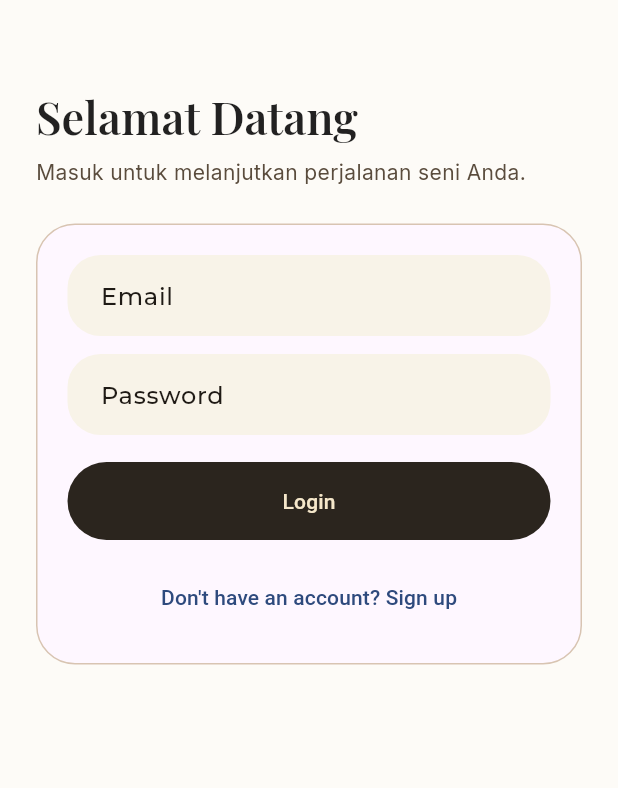
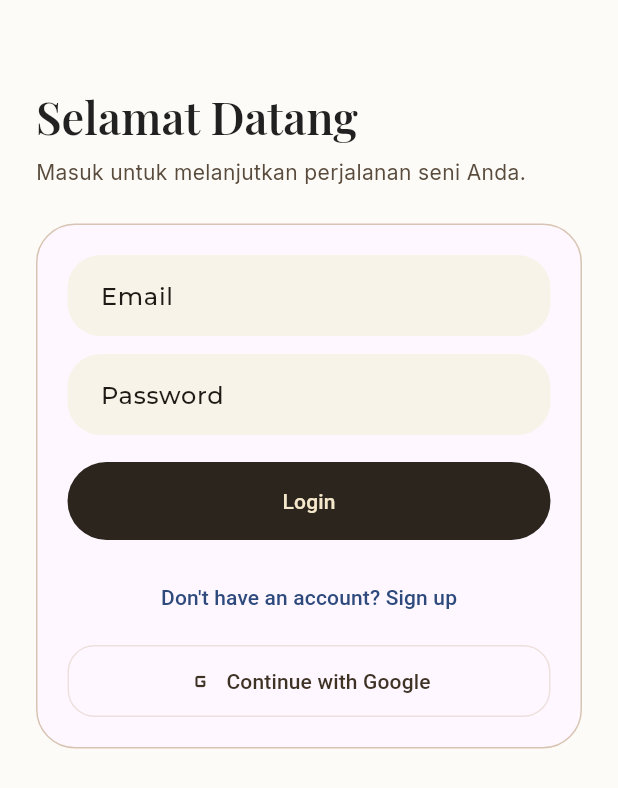
Before and after one commit to hilldanura198-bit/New-project-6, a Flutter app: the screen it shows after launch, after a tap on "MULAI JELAJAHI", on a phone screen of 412 x 824 dp. Shown: the top 788 px of the screen. Run offline on Flutter 3.47's test engine with Material 3 defaults, Android fonts, the phone set to English and light mode, and no system bars; our stand-ins replace camera, flutter_riverpod, google_fonts, image_picker, supabase_flutter; accounts and stored records are empty; network calls fail.

Commit message:
feat: add Google OAuth login via Supabase

```diff
--- a/lib/src/features/auth/presentation/pages/login_page.dart
+++ b/lib/src/features/auth/presentation/pages/login_page.dart
@@ -15,12 +15,44 @@ class _LoginPageState extends State<LoginPage> {
   final _emailController = TextEditingController();
   final _passwordController = TextEditingController();
   bool _isLoading = false;
+  bool _isGoogleLoading = false;
 
   @override
   void dispose() {
     _emailController.dispose();
     _passwordController.dispose();
     super.dispose();
+  }
+
+  Future<void> _signInWithGoogle() async {
+    setState(() {
+      _isGoogleLoading = true;
+    });
+    try {
+      await Supabase.instance.client.auth.signInWithOAuth(
+        OAuthProvider.google,
+      );
+    } on AuthException catch (error) {
+      if (!mounted) {
+        return;
+      }
+      ScaffoldMessenger.of(context).showSnackBar(
+        SnackBar(content: Text(error.message)),
+      );
+    } catch (_) {
+      if (!mounted) {
+        return;
+      }
+      ScaffoldMessenger.of(context).showSnackBar(
+        const SnackBar(content: Text('Google login failed. Please try again.')),
+      );
+    } finally {
+      if (mounted) {
+        setState(() {
+          _isGoogleLoading = false;
+        });
+      }
+    }
   }
 
   Future<void> _signIn() async {
@@ -145,6 +177,21 @@ class _LoginPageState extends State<LoginPage> {
                       },
                       child: const Text("Don't have an account? Sign up"),
                     ),
+                    const SizedBox(height: 8),
+                    SizedBox(
+                      width: double.infinity,
+                      child: OutlinedButton.icon(
+                        onPressed: (_isLoading || _isGoogleLoading) ? null : _signInWithGoogle,
+                        icon: _isGoogleLoading
+                            ? const SizedBox(
+                                width: 16,
+                                height: 16,
+                                child: CircularProgressIndicator(strokeWidth: 2),
+                              )
+                            : const Icon(Icons.g_mobiledata_rounded),
+                        label: const Text('Continue with Google'),
+                      ),
+                    ),
                   ],
                 ),
               ),
```
